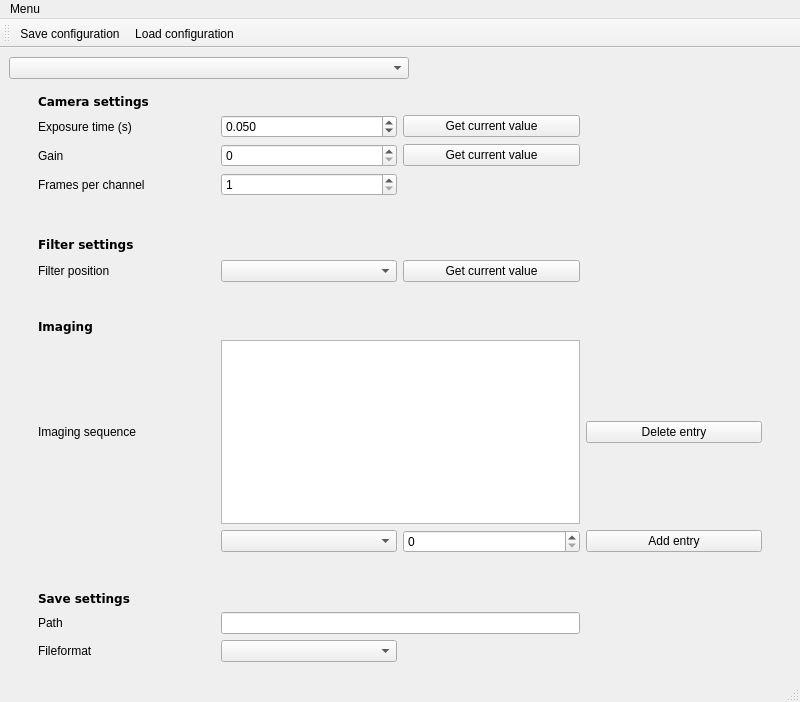
The window that gui/experiment_configurator/ui_exp_configurator.ui (fbarho/qudi-cbs) describes before a commit, drawn with Qt 5.
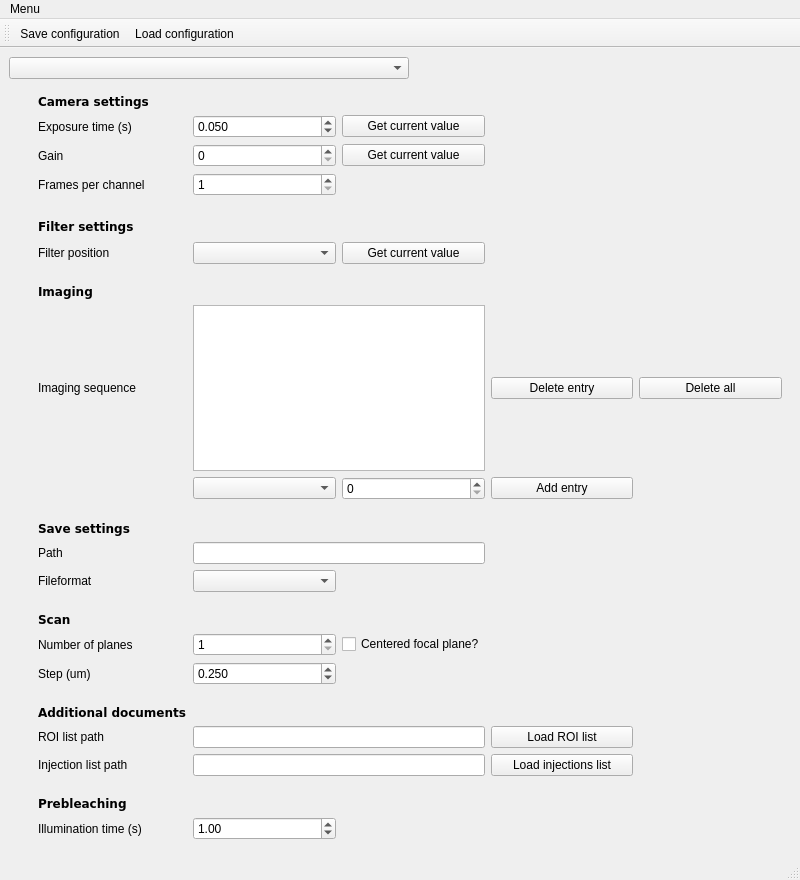
The same window after the commit.

Commit message:
improved experiment configurator modules
not yet solved: but loading injection list
load configs not done

```diff
--- a/gui/experiment_configurator/ui_exp_configurator.ui
+++ b/gui/experiment_configurator/ui_exp_configurator.ui
@@ -7,7 +7,7 @@
     <x>0</x>
     <y>0</y>
     <width>800</width>
-    <height>702</height>
+    <height>880</height>
    </rect>
   </property>
   <property name="windowTitle">
@@ -28,26 +28,37 @@
     <item>
      <widget class="QWidget" name="formWidget" native="true">
       <layout class="QGridLayout" name="gridLayout">
-       <item row="11" column="1">
-        <spacer name="verticalSpacer_3">
-         <property name="orientation">
-          <enum>Qt::Vertical</enum>
+       <item row="3" column="2">
+        <widget class="QSpinBox" name="num_frames_SpinBox">
+         <property name="minimum">
+          <number>1</number>
          </property>
-         <property name="sizeHint" stdset="0">
-          <size>
-           <width>20</width>
-           <height>40</height>
-          </size>
+         <property name="maximum">
+          <number>1000</number>
          </property>
-        </spacer>
+        </widget>
        </item>
        <item row="3" column="1">
-        <widget class="QLabel" name="label_4">
+        <widget class="QLabel" name="num_frames_Label">
          <property name="text">
           <string>Frames per channel</string>
          </property>
         </widget>
        </item>
+       <item row="20" column="1">
+        <widget class="QLabel" name="num_z_planes_Label">
+         <property name="text">
+          <string>Number of planes</string>
+         </property>
+        </widget>
+       </item>
+       <item row="1" column="3">
+        <widget class="QPushButton" name="get_exposure_PushButton">
+         <property name="text">
+          <string>Get current value</string>
+         </property>
+        </widget>
+       </item>
        <item row="4" column="1">
         <spacer name="verticalSpacer">
          <property name="orientation">
@@ -61,61 +72,18 @@
          </property>
         </spacer>
        </item>
-       <item row="3" column="2">
-        <widget class="QSpinBox" name="frames_SpinBox">
-         <property name="minimum">
-          <number>1</number>
-         </property>
-         <property name="maximum">
-          <number>1000</number>
-         </property>
-        </widget>
+       <item row="9" column="2" colspan="2">
+        <widget class="QListView" name="imaging_sequence_ListView"/>
        </item>
-       <item row="7" column="1">
-        <spacer name="verticalSpacer_2">
-         <property name="orientation">
-          <enum>Qt::Vertical</enum>
-         </property>
-         <property name="sizeHint" stdset="0">
-          <size>
-           <width>20</width>
-           <height>40</height>
-          </size>
-         </property>
-        </spacer>
-       </item>
-       <item row="13" column="1">
-        <widget class="QLabel" name="label_10">
+       <item row="24" column="1">
+        <widget class="QLabel" name="roi_list_path_Label">
          <property name="text">
-          <string>Path</string>
+          <string>ROI list path</string>
          </property>
         </widget>
        </item>
-       <item row="13" column="2" colspan="2">
-        <widget class="QLineEdit" name="save_path_LineEdit"/>
-       </item>
-       <item row="10" column="2">
-        <widget class="QComboBox" name="laser_ComboBox"/>
-       </item>
-       <item row="1" column="1">
-        <widget class="QLabel" name="label_2">
-         <property name="text">
-          <string>Exposure time (s)</string>
-         </property>
-        </widget>
-       </item>
-       <item row="2" column="2">
-        <widget class="QSpinBox" name="gain_SpinBox"/>
-       </item>
-       <item row="2" column="3">
-        <widget class="QPushButton" name="get_gain_PushButton">
-         <property name="text">
-          <string>Get current value</string>
-         </property>
-        </widget>
-       </item>
-       <item row="8" column="1">
-        <widget class="QLabel" name="label_8">
+       <item row="27" column="1">
+        <widget class="QLabel" name="prebleach_settings_Label">
          <property name="font">
           <font>
            <family>DejaVu Sans</family>
@@ -124,33 +92,22 @@
           </font>
          </property>
          <property name="text">
-          <string>Imaging</string>
+          <string>Prebleaching</string>
          </property>
         </widget>
        </item>
-       <item row="12" column="1">
-        <widget class="QLabel" name="label_9">
-         <property name="font">
-          <font>
-           <family>DejaVu Sans</family>
-           <weight>75</weight>
-           <bold>true</bold>
-          </font>
-         </property>
+       <item row="9" column="5">
+        <widget class="QPushButton" name="delete_all_PushButton">
          <property name="text">
-          <string>Save settings</string>
+          <string>Delete all</string>
          </property>
         </widget>
        </item>
-       <item row="6" column="1">
-        <widget class="QLabel" name="label_6">
-         <property name="text">
-          <string>Filter position</string>
-         </property>
-        </widget>
+       <item row="6" column="2">
+        <widget class="QComboBox" name="filterpos_ComboBox"/>
        </item>
        <item row="5" column="1">
-        <widget class="QLabel" name="label_5">
+        <widget class="QLabel" name="filter_settings_Label">
          <property name="font">
           <font>
            <family>DejaVu Sans</family>
@@ -163,13 +120,23 @@
          </property>
         </widget>
        </item>
-       <item row="2" column="1">
-        <widget class="QLabel" name="label_3">
+       <item row="6" column="1">
+        <widget class="QLabel" name="filterpos_Label">
          <property name="text">
-          <string>Gain</string>
+          <string>Filter position</string>
          </property>
         </widget>
        </item>
+       <item row="2" column="3">
+        <widget class="QPushButton" name="get_gain_PushButton">
+         <property name="text">
+          <string>Get current value</string>
+         </property>
+        </widget>
+       </item>
+       <item row="13" column="2">
+        <widget class="QComboBox" name="laser_ComboBox"/>
+       </item>
        <item row="1" column="2">
         <widget class="QDoubleSpinBox" name="exposure_DSpinBox">
          <property name="decimals">
@@ -186,6 +153,171 @@
          </property>
         </widget>
        </item>
+       <item row="14" column="1">
+        <spacer name="verticalSpacer_3">
+         <property name="orientation">
+          <enum>Qt::Vertical</enum>
+         </property>
+         <property name="sizeHint" stdset="0">
+          <size>
+           <width>20</width>
+           <height>40</height>
+          </size>
+         </property>
+        </spacer>
+       </item>
+       <item row="21" column="1">
+        <widget class="QLabel" name="z_step_Label">
+         <property name="text">
+          <string>Step (um)</string>
+         </property>
+        </widget>
+       </item>
+       <item row="0" column="1">
+        <widget class="QLabel" name="cam_settings_Label">
+         <property name="font">
+          <font>
+           <family>DejaVu Sans</family>
+           <weight>75</weight>
+           <bold>true</bold>
+          </font>
+         </property>
+         <property name="text">
+          <string>Camera settings</string>
+         </property>
+        </widget>
+       </item>
+       <item row="15" column="1">
+        <widget class="QLabel" name="save_settings_Label">
+         <property name="font">
+          <font>
+           <family>DejaVu Sans</family>
+           <weight>75</weight>
+           <bold>true</bold>
+          </font>
+         </property>
+         <property name="text">
+          <string>Save settings</string>
+         </property>
+        </widget>
+       </item>
+       <item row="23" column="1">
+        <widget class="QLabel" name="documents_Label">
+         <property name="font">
+          <font>
+           <family>DejaVu Sans</family>
+           <weight>75</weight>
+           <bold>true</bold>
+          </font>
+         </property>
+         <property name="text">
+          <string>Additional documents</string>
+         </property>
+        </widget>
+       </item>
+       <item row="21" column="2">
+        <widget class="QDoubleSpinBox" name="z_step_DSpinBox">
+         <property name="decimals">
+          <number>3</number>
+         </property>
+         <property name="maximum">
+          <double>5.000000000000000</double>
+         </property>
+         <property name="singleStep">
+          <double>0.100000000000000</double>
+         </property>
+         <property name="value">
+          <double>0.250000000000000</double>
+         </property>
+        </widget>
+       </item>
+       <item row="5" column="0">
+        <spacer name="horizontalSpacer">
+         <property name="orientation">
+          <enum>Qt::Horizontal</enum>
+         </property>
+         <property name="sizeType">
+          <enum>QSizePolicy::Fixed</enum>
+         </property>
+         <property name="sizeHint" stdset="0">
+          <size>
+           <width>20</width>
+           <height>20</height>
+          </size>
+         </property>
+        </spacer>
+       </item>
+       <item row="9" column="1">
+        <widget class="QLabel" name="imaging_sequence_Label">
+         <property name="text">
+          <string>Imaging sequence</string>
+         </property>
+        </widget>
+       </item>
+       <item row="16" column="1">
+        <widget class="QLabel" name="save_path_Label">
+         <property name="text">
+          <string>Path</string>
+         </property>
+        </widget>
+       </item>
+       <item row="28" column="1">
+        <widget class="QLabel" name="illumination_time_Label">
+         <property name="text">
+          <string>Illumination time (s)</string>
+         </property>
+        </widget>
+       </item>
+       <item row="16" column="2" colspan="2">
+        <widget class="QLineEdit" name="save_path_LineEdit"/>
+       </item>
+       <item row="13" column="5">
+        <spacer name="horizontalSpacer_2">
+         <property name="orientation">
+          <enum>Qt::Horizontal</enum>
+         </property>
+         <property name="sizeType">
+          <enum>QSizePolicy::Fixed</enum>
+         </property>
+         <property name="sizeHint" stdset="0">
+          <size>
+           <width>20</width>
+           <height>20</height>
+          </size>
+         </property>
+        </spacer>
+       </item>
+       <item row="2" column="1">
+        <widget class="QLabel" name="gain_Label">
+         <property name="text">
+          <string>Gain</string>
+         </property>
+        </widget>
+       </item>
+       <item row="20" column="3">
+        <widget class="QCheckBox" name="centered_focal_plane_CheckBox">
+         <property name="text">
+          <string>Centered focal plane?</string>
+         </property>
+        </widget>
+       </item>
+       <item row="19" column="1">
+        <widget class="QLabel" name="scan_settings_Label">
+         <property name="font">
+          <font>
+           <family>DejaVu Sans</family>
+           <weight>75</weight>
+           <bold>true</bold>
+          </font>
+         </property>
+         <property name="text">
+          <string>Scan</string>
+         </property>
+        </widget>
+       </item>
+       <item row="2" column="2">
+        <widget class="QSpinBox" name="gain_SpinBox"/>
+       </item>
        <item row="9" column="4">
         <widget class="QPushButton" name="delete_entry_PushButton">
          <property name="text">
@@ -193,13 +325,52 @@
          </property>
         </widget>
        </item>
-       <item row="10" column="4">
-        <widget class="QPushButton" name="add_entry_PushButton">
+       <item row="22" column="1">
+        <spacer name="verticalSpacer_5">
+         <property name="orientation">
+          <enum>Qt::Vertical</enum>
+         </property>
+         <property name="sizeHint" stdset="0">
+          <size>
+           <width>20</width>
+           <height>40</height>
+          </size>
+         </property>
+        </spacer>
+       </item>
+       <item row="18" column="1">
+        <spacer name="verticalSpacer_4">
+         <property name="orientation">
+          <enum>Qt::Vertical</enum>
+         </property>
+         <property name="sizeHint" stdset="0">
+          <size>
+           <width>20</width>
+           <height>40</height>
+          </size>
+         </property>
+        </spacer>
+       </item>
+       <item row="1" column="1">
+        <widget class="QLabel" name="exposure_Label">
          <property name="text">
-          <string>Add entry</string>
+          <string>Exposure time (s)</string>
          </property>
         </widget>
        </item>
+       <item row="7" column="1">
+        <spacer name="verticalSpacer_2">
+         <property name="orientation">
+          <enum>Qt::Vertical</enum>
+         </property>
+         <property name="sizeHint" stdset="0">
+          <size>
+           <width>20</width>
+           <height>40</height>
+          </size>
+         </property>
+        </spacer>
+       </item>
        <item row="6" column="3">
         <widget class="QPushButton" name="get_filterpos_PushButton">
          <property name="text">
@@ -207,85 +378,94 @@
          </property>
         </widget>
        </item>
-       <item row="9" column="2" colspan="2">
-        <widget class="QListView" name="imaging_sequence_ListView"/>
-       </item>
-       <item row="9" column="1">
-        <widget class="QLabel" name="label_7">
-         <property name="text">
-          <string>Imaging sequence</string>
-         </property>
-        </widget>
-       </item>
-       <item row="0" column="1">
-        <widget class="QLabel" name="label">
-         <property name="font">
-          <font>
-           <family>DejaVu Sans</family>
-           <weight>75</weight>
-           <bold>true</bold>
-          </font>
-         </property>
-         <property name="text">
-          <string>Camera settings</string>
-         </property>
-        </widget>
-       </item>
-       <item row="10" column="3">
+       <item row="13" column="3">
         <widget class="QSpinBox" name="laser_intensity_SpinBox"/>
        </item>
-       <item row="1" column="3">
-        <widget class="QPushButton" name="get_exposure_PushButton">
+       <item row="25" column="1">
+        <widget class="QLabel" name="injections_list_Label">
          <property name="text">
-          <string>Get current value</string>
+          <string>Injection list path</string>
          </property>
         </widget>
        </item>
-       <item row="6" column="2">
-        <widget class="QComboBox" name="filterpos_ComboBox"/>
-       </item>
-       <item row="10" column="5">
-        <spacer name="horizontalSpacer_2">
-         <property name="orientation">
-          <enum>Qt::Horizontal</enum>
+       <item row="20" column="2">
+        <widget class="QSpinBox" name="num_z_planes_SpinBox">
+         <property name="minimum">
+          <number>1</number>
          </property>
-         <property name="sizeType">
-          <enum>QSizePolicy::Fixed</enum>
-         </property>
-         <property name="sizeHint" stdset="0">
-          <size>
-           <width>20</width>
-           <height>20</height>
-          </size>
-         </property>
-        </spacer>
-       </item>
-       <item row="5" column="0">
-        <spacer name="horizontalSpacer">
-         <property name="orientation">
-          <enum>Qt::Horizontal</enum>
-         </property>
-         <property name="sizeType">
-          <enum>QSizePolicy::Fixed</enum>
-         </property>
-         <property name="sizeHint" stdset="0">
-          <size>
-           <width>20</width>
-           <height>20</height>
-          </size>
-         </property>
-        </spacer>
-       </item>
-       <item row="14" column="1">
-        <widget class="QLabel" name="label_11">
-         <property name="text">
-          <string>Fileformat</string>
-         </property>
         </widget>
        </item>
-       <item row="14" column="2">
+       <item row="17" column="2">
         <widget class="QComboBox" name="fileformat_ComboBox"/>
        </item>
+       <item row="28" column="2">
+        <widget class="QDoubleSpinBox" name="illumination_time_DSpinBox">
+         <property name="value">
+          <double>1.000000000000000</double>
+         </property>
+        </widget>
+       </item>
+       <item row="8" column="1">
+        <widget class="QLabel" name="imaging_settings_Label">
+         <property name="font">
+          <font>
+           <family>DejaVu Sans</family>
+           <weight>75</weight>
+           <bold>true</bold>
+          </font>
+         </property>
+         <property name="text">
+          <string>Imaging</string>
+         </property>
+        </widget>
+       </item>
+       <item row="13" column="4">
+        <widget class="QPushButton" name="add_entry_PushButton">
+         <property name="text">
+          <string>Add entry</string>
+         </property>
+        </widget>
+       </item>
+       <item row="17" column="1">
+        <widget class="QLabel" name="fileformat_Label">
+         <property name="text">
+          <string>Fileformat</string>
+         </property>
+        </widget>
+       </item>
+       <item row="26" column="1">
+        <spacer name="verticalSpacer_6">
+         <property name="orientation">
+          <enum>Qt::Vertical</enum>
+         </property>
+         <property name="sizeHint" stdset="0">
+          <size>
+           <width>20</width>
+           <height>40</height>
+          </size>
+         </property>
+        </spacer>
+       </item>
+       <item row="25" column="4">
+        <widget class="QPushButton" name="load_injections_PushButton">
+         <property name="text">
+          <string>Load injections list</string>
+         </property>
+        </widget>
+       </item>
+       <item row="24" column="4">
+        <widget class="QPushButton" name="load_roi_PushButton">
+         <property name="text">
+          <string>Load ROI list</string>
+         </property>
+        </widget>
+       </item>
+       <item row="24" column="2" colspan="2">
+        <widget class="QLineEdit" name="roi_list_path_LineEdit"/>
+       </item>
+       <item row="25" column="2" colspan="2">
+        <widget class="QLineEdit" name="injections_list_LineEdit"/>
+       </item>
       </layout>
      </widget>
     </item>
```
The commit also changes 4 other files.
